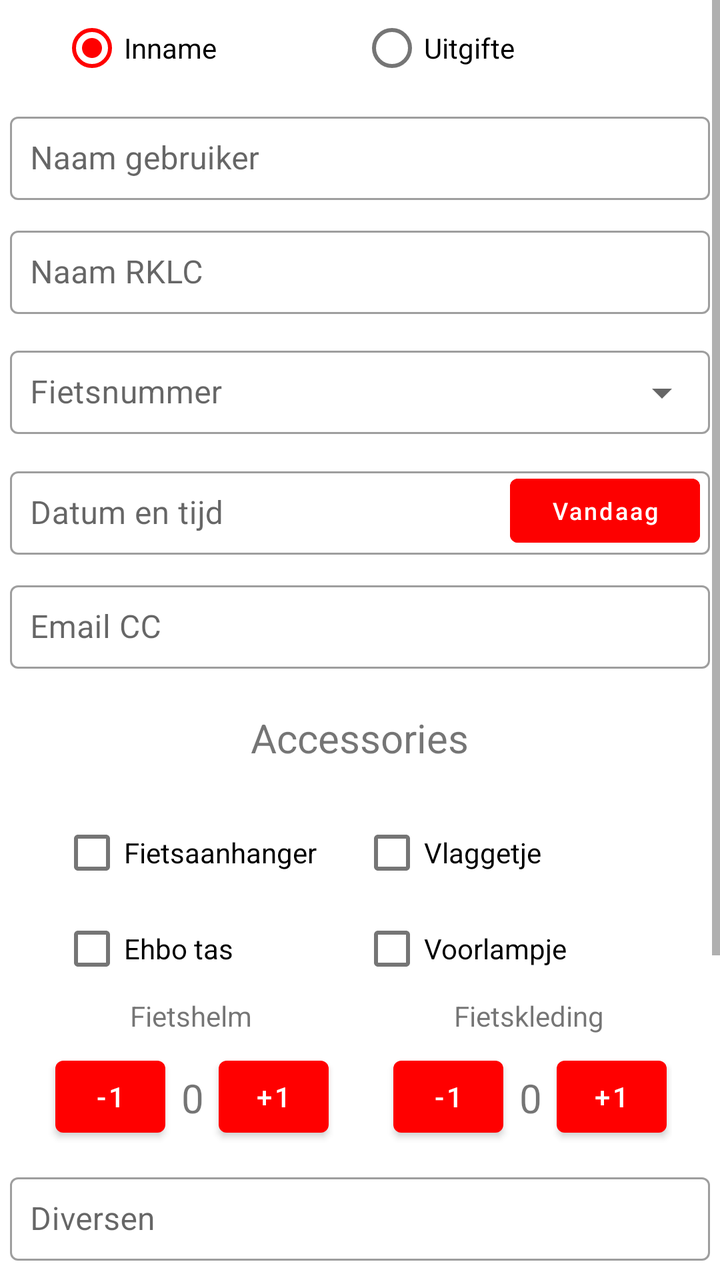
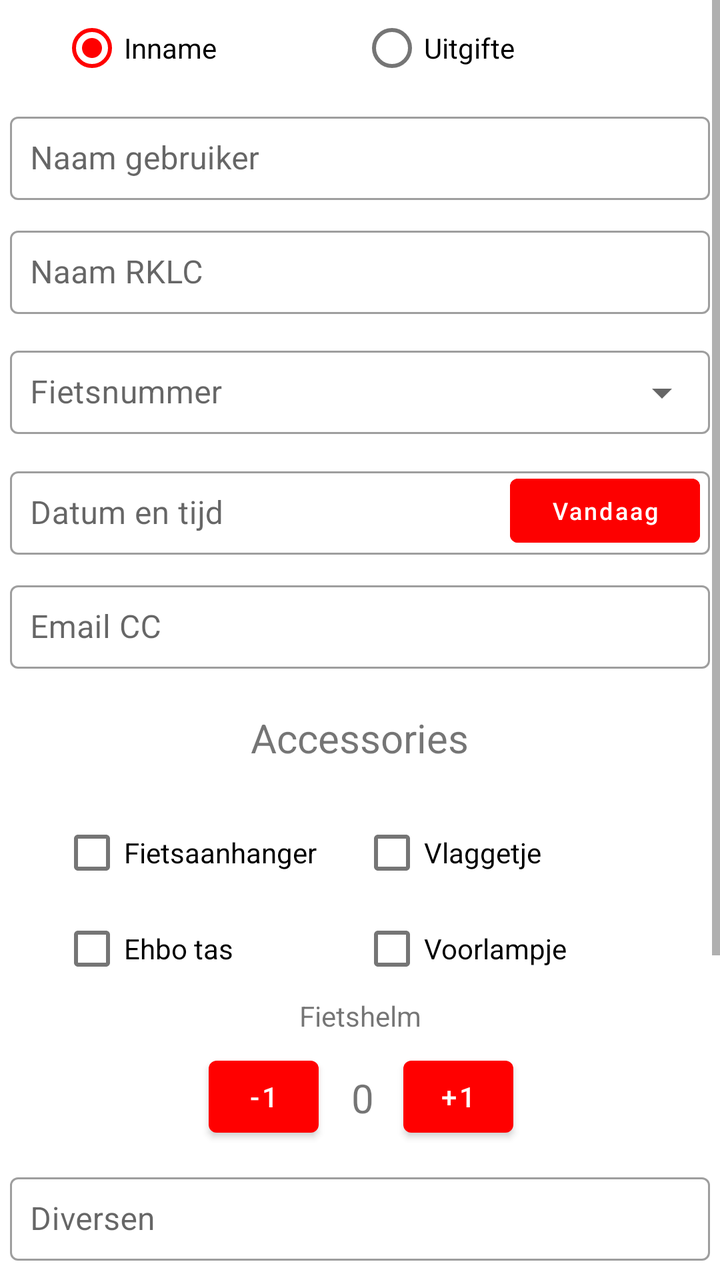

The first picture is an Android layout as it rendered before a commit; the second is the same layout after the commit. The layout source and the unified diff follow.
<!-- AndroidManifest.xml: application theme Theme.RodeKruisAPP -->
<!-- res/layout/activity_fiets.xml -->
<?xml version="1.0" encoding="utf-8"?>
<ScrollView xmlns:android="http://schemas.android.com/apk/res/android"
    xmlns:app="http://schemas.android.com/apk/res-auto"
    xmlns:tools="http://schemas.android.com/tools"
    android:layout_width="match_parent"
    android:layout_height="match_parent"
    android:fillViewport="true"
    tools:viewBindingIgnore="true">

    <LinearLayout
        android:layout_width="match_parent"
        android:layout_height="wrap_content"
        android:orientation="vertical"
        tools:context=".FirstActivity">

        <RadioGroup
            android:id="@+id/radioGroup"
            android:layout_width="match_parent"
            android:layout_height="wrap_content"
            android:gravity="center"
            android:orientation="horizontal">

            <RadioButton
                android:id="@+id/inname"
                android:layout_width="150dp"
                android:layout_height="wrap_content"
                android:checked="true"
                android:text="@string/inname" />

            <RadioButton
                android:id="@+id/uitgifte"
                android:layout_width="150dp"
                android:layout_height="wrap_content"
                android:text="@string/uitgifte" />
        </RadioGroup>

        <com.google.android.material.textfield.TextInputLayout
            style="@style/Widget.MaterialComponents.TextInputLayout.OutlinedBox"
            android:layout_width="match_parent"
            android:layout_height="wrap_content"
            android:layout_margin="5dp">

            <EditText
                android:id="@+id/naamGebruiker"
                android:layout_width="match_parent"
                android:layout_height="wrap_content"
                android:autofillHints=""
                android:hint="@string/naam_gebruiker"
                android:inputType="text"
                android:padding="10dp"
                android:textColor="@color/black" />

        </com.google.android.material.textfield.TextInputLayout>

        <com.google.android.material.textfield.TextInputLayout
            style="@style/Widget.MaterialComponents.TextInputLayout.OutlinedBox"
            android:layout_width="match_parent"
            android:layout_height="wrap_content"
            android:layout_margin="5dp">

            <EditText
                android:id="@+id/controleur"
                android:layout_width="match_parent"
                android:layout_height="wrap_content"
                android:autofillHints=""
                android:backgroundTint="@color/white"
                android:hint="@string/naam_rklc"
                android:inputType="text"
                android:padding="10dp"
                android:textColor="@color/black" />

        </com.google.android.material.textfield.TextInputLayout>

        <com.google.android.material.textfield.TextInputLayout
            style="@style/Widget.MaterialComponents.TextInputLayout.OutlinedBox.ExposedDropdownMenu"
            android:layout_width="match_parent"
            android:layout_height="wrap_content"
            android:layout_margin="5dp">

            <AutoCompleteTextView
                android:id="@+id/fietsnummer"
                android:layout_width="match_parent"
                android:layout_height="wrap_content"
                android:autofillHints=""
                android:hint="@string/fietsnummer"
                android:inputType="none"
                android:padding="10dp"
                android:textColor="@color/black" />

        </com.google.android.material.textfield.TextInputLayout>

        <androidx.constraintlayout.widget.ConstraintLayout
            android:layout_width="match_parent"
            android:layout_height="wrap_content"
            android:layout_margin="5dp">

            <com.google.android.material.textfield.TextInputLayout
                style="@style/Widget.MaterialComponents.TextInputLayout.OutlinedBox"
                android:layout_width="match_parent"
                android:layout_height="wrap_content"
                tools:ignore="MissingConstraints">

                <EditText
                    android:id="@+id/datum"
                    android:layout_width="match_parent"
                    android:layout_height="wrap_content"
                    android:autofillHints=""
                    android:editable="false"
                    android:hint="@string/datum"
                    android:inputType="none"
                    android:padding="10dp"
                    android:textColor="@color/black"
                    app:layout_constraintEnd_toEndOf="parent"
                    app:layout_constraintStart_toStartOf="parent"
                    tools:ignore="Deprecated,MissingConstraints" />

            </com.google.android.material.textfield.TextInputLayout>

            <Button
                android:id="@+id/btndatum"
                android:layout_width="95dp"
                android:layout_height="44dp"
                android:layout_marginEnd="5dp"
                android:backgroundTint="#FD0000"
                android:text="@string/vandaag"
                android:textAllCaps="false"
                android:textSize="12sp"
                app:layout_constraintBottom_toBottomOf="parent"
                app:layout_constraintEnd_toEndOf="parent"
                tools:ignore="MissingConstraints" />

        </androidx.constraintlayout.widget.ConstraintLayout>

        <com.google.android.material.textfield.TextInputLayout
            style="@style/Widget.MaterialComponents.TextInputLayout.OutlinedBox"
            android:layout_width="match_parent"
            android:layout_height="wrap_content"
            android:layout_margin="5dp">

            <EditText
                android:id="@+id/emailCc"
                android:layout_width="match_parent"
                android:layout_height="wrap_content"
                android:autofillHints=""
                android:hint="@string/email_cc"
                android:inputType="text"
                android:padding="10dp"
                android:textColor="@color/black"
                tools:ignore="TextFields" />

        </com.google.android.material.textfield.TextInputLayout>

        <TextView
            android:layout_width="wrap_content"
            android:layout_height="wrap_content"
            android:layout_gravity="center_horizontal"
            android:layout_marginTop="16dp"
            android:layout_marginBottom="20dp"
            android:gravity="center_vertical"
            android:text="@string/accessories"
            android:textSize="20sp" />

        <LinearLayout
            android:layout_width="match_parent"
            android:layout_height="wrap_content"
            android:gravity="center">

            <CheckBox
                android:id="@+id/checkFietsaanhanger"
                android:layout_width="150dp"
                android:layout_height="wrap_content"
                android:text="@string/fietsaanhanger" />

            <CheckBox
                android:id="@+id/checkVlaggetje"
                android:layout_width="150dp"
                android:layout_height="wrap_content"
                android:text="@string/vlaggetje" />

        </LinearLayout>

        <LinearLayout
            android:layout_width="match_parent"
            android:layout_height="wrap_content"
            android:gravity="center">

            <CheckBox
                android:id="@+id/checkEhbotas"
                android:layout_width="150dp"
                android:layout_height="wrap_content"
                android:text="@string/ehbo_tas" />

            <CheckBox
                android:id="@+id/checkVoorlampje"
                android:layout_width="150dp"
                android:layout_height="wrap_content"
                android:text="@string/voorlampje" />

        </LinearLayout>


        <androidx.constraintlayout.widget.ConstraintLayout
            android:layout_width="match_parent"
            android:layout_height="wrap_content">

            <androidx.constraintlayout.widget.ConstraintLayout
                android:id="@+id/constraintLayout4"
                android:layout_width="0dp"
                android:layout_height="80dp"
                android:layout_marginStart="24dp"
                android:layout_marginEnd="13dp"
                app:layout_constraintEnd_toStartOf="@+id/constraintLayout2"
                app:layout_constraintHorizontal_bias="0.387"
                app:layout_constraintStart_toStartOf="parent"
                tools:ignore="MissingConstraints"
                tools:layout_editor_absoluteY="0dp">

                <TextView
                    android:layout_width="wrap_content"
                    android:layout_height="wrap_content"
                    android:text="@string/fietshelm"
                    app:layout_constraintEnd_toEndOf="parent"
                    app:layout_constraintStart_toStartOf="parent"
                    app:layout_constraintTop_toTopOf="parent"
                    tools:ignore="MissingConstraints" />

                <Button
                    android:id="@+id/plus1"
                    android:layout_width="55dp"
                    android:layout_height="wrap_content"
                    android:text="+1"
                    app:layout_constraintBottom_toBottomOf="parent"
                    app:layout_constraintEnd_toEndOf="parent"
                    app:layout_constraintHorizontal_bias="0.968"
                    app:layout_constraintStart_toStartOf="parent"
                    app:layout_constraintTop_toTopOf="parent"
                    app:layout_constraintVertical_bias="0.812"
                    tools:ignore="MissingConstraints" />

                <TextView
                    android:id="@+id/nummer1"
                    android:layout_width="wrap_content"
                    android:layout_height="wrap_content"
                    android:text="0"
                    android:textSize="20dp"
                    app:layout_constraintBottom_toBottomOf="parent"
                    app:layout_constraintEnd_toStartOf="@+id/plus1"
                    app:layout_constraintHorizontal_bias="0.523"
                    app:layout_constraintStart_toEndOf="@+id/min1"
                    app:layout_constraintTop_toTopOf="parent"
                    app:layout_constraintVertical_bias="0.698"
                    tools:ignore="MissingConstraints" />

                <Button
                    android:id="@+id/min1"
                    android:layout_width="55dp"
                    android:layout_height="wrap_content"
                    android:text="-1"
                    app:layout_constraintBottom_toBottomOf="parent"
                    app:layout_constraintEnd_toEndOf="parent"
                    app:layout_constraintHorizontal_bias="0.042"
                    app:layout_constraintStart_toStartOf="parent"
                    app:layout_constraintTop_toTopOf="parent"
                    app:layout_constraintVertical_bias="0.812"
                    tools:ignore="MissingConstraints" />

            </androidx.constraintlayout.widget.ConstraintLayout>

            <androidx.constraintlayout.widget.ConstraintLayout
                android:id="@+id/constraintLayout2"
                android:layout_width="0dp"
                android:layout_height="80dp"
                android:layout_marginStart="13dp"
                android:layout_marginEnd="24dp"
                android:foregroundGravity="center"
                app:layout_constraintEnd_toEndOf="parent"
                app:layout_constraintStart_toEndOf="@+id/constraintLayout4"
                tools:ignore="MissingConstraints"
                tools:layout_editor_absoluteY="0dp">

                <TextView
                    android:layout_width="wrap_content"
                    android:layout_height="wrap_content"
                    android:text="@string/fietskleding"
                    app:layout_constraintEnd_toEndOf="parent"
                    app:layout_constraintStart_toStartOf="parent"
                    app:layout_constraintTop_toTopOf="parent"
                    tools:ignore="MissingConstraints" />

                <Button
                    android:id="@+id/plus2"
                    android:layout_width="55dp"
                    android:layout_height="wrap_content"
                    android:text="+1"
                    app:layout_constraintBottom_toBottomOf="parent"
                    app:layout_constraintEnd_toEndOf="parent"
                    app:layout_constraintHorizontal_bias="0.968"
                    app:layout_constraintStart_toStartOf="parent"
                    app:layout_constraintTop_toTopOf="parent"
                    app:layout_constraintVertical_bias="0.812"
                    tools:ignore="MissingConstraints" />

                <TextView
                    android:id="@+id/nummer2"
                    android:layout_width="wrap_content"
                    android:layout_height="wrap_content"
                    android:text="0"
                    android:textSize="20dp"
                    app:layout_constraintBottom_toBottomOf="parent"
                    app:layout_constraintEnd_toStartOf="@+id/plus2"
                    app:layout_constraintHorizontal_bias="0.523"
                    app:layout_constraintStart_toEndOf="@+id/min2"
                    app:layout_constraintTop_toTopOf="parent"
                    app:layout_constraintVertical_bias="0.698"
                    tools:ignore="MissingConstraints" />

                <Button
                    android:id="@+id/min2"
                    android:layout_width="55dp"
                    android:layout_height="wrap_content"
                    android:text="-1"
                    app:layout_constraintBottom_toBottomOf="parent"
                    app:layout_constraintEnd_toEndOf="parent"
                    app:layout_constraintHorizontal_bias="0.042"
                    app:layout_constraintStart_toStartOf="parent"
                    app:layout_constraintTop_toTopOf="parent"
                    app:layout_constraintVertical_bias="0.812"
                    tools:ignore="MissingConstraints" />

            </androidx.constraintlayout.widget.ConstraintLayout>
        </androidx.constraintlayout.widget.ConstraintLayout>


        <com.google.android.material.textfield.TextInputLayout
            style="@style/Widget.MaterialComponents.TextInputLayout.OutlinedBox"
            android:layout_width="match_parent"
            android:layout_height="wrap_content"
            android:layout_margin="5dp">

            <EditText
                android:id="@+id/diversen"
                android:layout_width="match_parent"
                android:layout_height="wrap_content"
                android:autofillHints=""
                android:hint="@string/diversen"
                android:inputType="text"
                android:padding="10dp"
                android:textColor="@color/black" />

        </com.google.android.material.textfield.TextInputLayout>

        <CheckBox
            android:id="@+id/schadevrij"
            android:layout_width="match_parent"
            android:layout_height="wrap_content"
            android:layout_marginLeft="15dp"
            android:layout_marginTop="30dp"
            android:layout_marginRight="15dp"
            android:text="@string/schadevrij" />

        <CheckBox
            android:id="@+id/checkKoppelingAanhanger"
            android:layout_width="match_parent"
            android:layout_height="wrap_content"
            android:layout_marginLeft="15dp"
            android:layout_marginRight="15dp"
            android:text="@string/ik_heb_de_koppeling_van_de_aanhanger_gecontroleerd" />

        <CheckBox
            android:id="@+id/AVG"
            android:layout_width="match_parent"
            android:layout_height="wrap_content"
            android:layout_marginLeft="15dp"
            android:layout_marginRight="15dp"
            android:text="@string/ik_ga_akkoord_om_mijn_gegevens_te_sturen_volgens_avg"
            tools:ignore="DuplicateIds" />

        <Button
            android:id="@+id/verstuur"
            android:layout_width="match_parent"
            android:layout_height="wrap_content"
            android:layout_marginLeft="20dp"
            android:layout_marginRight="20dp"
            android:backgroundTint="#FD0000"
            android:text="@string/versturen"
            android:textAllCaps="false" />

    </LinearLayout>
</ScrollView>
<!-- resources referenced by this layout -->
<resources>
  <color name="black">#FF000000</color>
  <color name="white">#FFFFFFFF</color>
  <string name="accessories">Accessories</string>
  <string name="datum">Datum en tijd</string>
  <string name="diversen">Diversen</string>
  <string name="ehbo_tas">Ehbo tas</string>
  <string name="email_cc">Email CC</string>
  <string name="fietsaanhanger">Fietsaanhanger</string>
  <string name="fietshelm">Fietshelm</string>
  <string name="fietskleding">Fietskleding</string>
  <string name="fietsnummer">Fietsnummer</string>
  <string name="ik_ga_akkoord_om_mijn_gegevens_te_sturen_volgens_avg">Ik ga akkoord om mijn gegevens te sturen volgens avg</string>
  <string name="ik_heb_de_koppeling_van_de_aanhanger_gecontroleerd">Ik heb de koppeling van de fietsaanhanger gecontroleerd</string>
  <string name="inname">Inname</string>
  <string name="naam_gebruiker">Naam gebruiker</string>
  <string name="naam_rklc">Naam RKLC</string>
  <string name="schadevrij">Het voertuig is schadevrij</string>
  <string name="uitgifte">Uitgifte</string>
  <string name="vandaag">Vandaag</string>
  <string name="versturen">Versturen</string>
  <string name="vlaggetje">Vlaggetje</string>
  <string name="voorlampje">Voorlampje</string>
  <style name="Theme.RodeKruisAPP" parent="Theme.MaterialComponents.DayNight.DarkActionBar">
          
          <item name="colorPrimary">#FF0000</item>
          <item name="colorPrimaryVariant">#090909</item>
          <item name="colorOnPrimary">@color/white</item>
          
          <item name="colorSecondary">#FF0000</item>
          <item name="colorSecondaryVariant">@color/teal_700</item>
          <item name="colorOnSecondary">#FF0000</item>
          
          <item name="android:statusBarColor" tools:targetApi="l">#FF0000</item>
          
      </style>
  <color name="teal_700">#FF018786</color>
</resources>

<!-- the commit's change to res/layout/activity_fiets.xml (unified diff, before → after) -->
@@ -207,9 +207,10 @@
                 android:id="@+id/constraintLayout4"
                 android:layout_width="0dp"
                 android:layout_height="80dp"
-                android:layout_marginStart="24dp"
-                android:layout_marginEnd="13dp"
-                app:layout_constraintEnd_toStartOf="@+id/constraintLayout2"
+                android:layout_marginStart="100dp"
+                android:layout_marginEnd="100dp"
+                android:foregroundGravity="center"
+                app:layout_constraintEnd_toEndOf="parent"
                 app:layout_constraintHorizontal_bias="0.387"
                 app:layout_constraintStart_toStartOf="parent"
                 tools:ignore="MissingConstraints"
@@ -266,68 +267,6 @@
 
             </androidx.constraintlayout.widget.ConstraintLayout>
 
-            <androidx.constraintlayout.widget.ConstraintLayout
-                android:id="@+id/constraintLayout2"
-                android:layout_width="0dp"
-                android:layout_height="80dp"
-                android:layout_marginStart="13dp"
-                android:layout_marginEnd="24dp"
-                android:foregroundGravity="center"
-                app:layout_constraintEnd_toEndOf="parent"
-                app:layout_constraintStart_toEndOf="@+id/constraintLayout4"
-                tools:ignore="MissingConstraints"
-                tools:layout_editor_absoluteY="0dp">
-
-                <TextView
-                    android:layout_width="wrap_content"
-                    android:layout_height="wrap_content"
-                    android:text="@string/fietskleding"
-                    app:layout_constraintEnd_toEndOf="parent"
-                    app:layout_constraintStart_toStartOf="parent"
-                    app:layout_constraintTop_toTopOf="parent"
-                    tools:ignore="MissingConstraints" />
-
-                <Button
-                    android:id="@+id/plus2"
-                    android:layout_width="55dp"
-                    android:layout_height="wrap_content"
-                    android:text="+1"
-                    app:layout_constraintBottom_toBottomOf="parent"
-                    app:layout_constraintEnd_toEndOf="parent"
-                    app:layout_constraintHorizontal_bias="0.968"
-                    app:layout_constraintStart_toStartOf="parent"
-                    app:layout_constraintTop_toTopOf="parent"
-                    app:layout_constraintVertical_bias="0.812"
-                    tools:ignore="MissingConstraints" />
-
-                <TextView
-                    android:id="@+id/nummer2"
-                    android:layout_width="wrap_content"
-                    android:layout_height="wrap_content"
-                    android:text="0"
-                    android:textSize="20dp"
-                    app:layout_constraintBottom_toBottomOf="parent"
-                    app:layout_constraintEnd_toStartOf="@+id/plus2"
-                    app:layout_constraintHorizontal_bias="0.523"
-                    app:layout_constraintStart_toEndOf="@+id/min2"
-                    app:layout_constraintTop_toTopOf="parent"
-                    app:layout_constraintVertical_bias="0.698"
-                    tools:ignore="MissingConstraints" />
-
-                <Button
-                    android:id="@+id/min2"
-                    android:layout_width="55dp"
-                    android:layout_height="wrap_content"
-                    android:text="-1"
-                    app:layout_constraintBottom_toBottomOf="parent"
-                    app:layout_constraintEnd_toEndOf="parent"
-                    app:layout_constraintHorizontal_bias="0.042"
-                    app:layout_constraintStart_toStartOf="parent"
-                    app:layout_constraintTop_toTopOf="parent"
-                    app:layout_constraintVertical_bias="0.812"
-                    tools:ignore="MissingConstraints" />
-
-            </androidx.constraintlayout.widget.ConstraintLayout>
         </androidx.constraintlayout.widget.ConstraintLayout>
 
 
<!-- resource entries referenced after the edit -->
@@ -9,7 +9,6 @@
   <string name="email_cc">Email CC</string>
   <string name="fietsaanhanger">Fietsaanhanger</string>
   <string name="fietshelm">Fietshelm</string>
-  <string name="fietskleding">Fietskleding</string>
   <string name="fietsnummer">Fietsnummer</string>
   <string name="ik_ga_akkoord_om_mijn_gegevens_te_sturen_volgens_avg">Ik ga akkoord om mijn gegevens te sturen volgens avg</string>
   <string name="ik_heb_de_koppeling_van_de_aanhanger_gecontroleerd">Ik heb de koppeling van de fietsaanhanger gecontroleerd</string>
